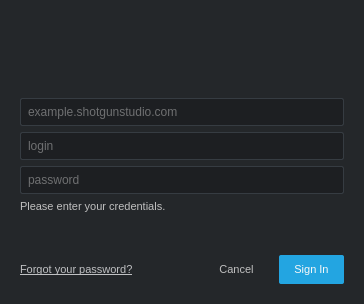
This is python/tk-core/python/tank/authentication/resources/login_dialog.ui in shotgunsoftware/tk-framework-desktopstartup as Qt 5 draws it before an edit. The edited form follows.
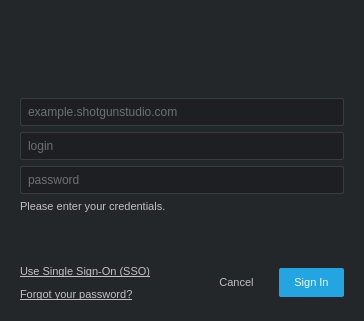
This is the edited form. Icons and pictures are not drawn. Custom widgets are drawn as their Qt base class.

Patch:
```diff
--- a/python/tk-core/python/tank/authentication/resources/login_dialog.ui
+++ b/python/tk-core/python/tank/authentication/resources/login_dialog.ui
@@ -10,7 +10,7 @@
     <x>0</x>
     <y>0</y>
     <width>364</width>
-    <height>304</height>
+    <height>321</height>
    </rect>
   </property>
   <property name="minimumSize">
@@ -220,6 +220,21 @@
           <number>0</number>
          </property>
          <item>
+          <layout class="QVBoxLayout" name="links">
+           <item>
+            <widget class="QLabel" name="use_sso_link">
+             <property name="text">
+              <string>&lt;a href=&quot;about:blank&quot;&gt;&lt;span style=&quot; text-decoration: underline; color:#c0c1c3;&quot;&gt;Use Single Sign-On (SSO)&lt;/span&gt;&lt;/a&gt;</string>
+             </property>
+             <property name="textFormat">
+              <enum>Qt::RichText</enum>
+             </property>
+             <property name="margin">
+              <number>4</number>
+             </property>
+            </widget>
+           </item>
+           <item>
           <widget class="QLabel" name="forgot_password_link">
            <property name="cursor">
             <cursorShape>PointingHandCursor</cursorShape>
@@ -243,6 +258,8 @@
             <bool>false</bool>
            </property>
           </widget>
+           </item>
+          </layout>
          </item>
          <item>
           <spacer name="sign_in_hspacer">
```
Lines whose indentation alone changed are shown as unchanged.
